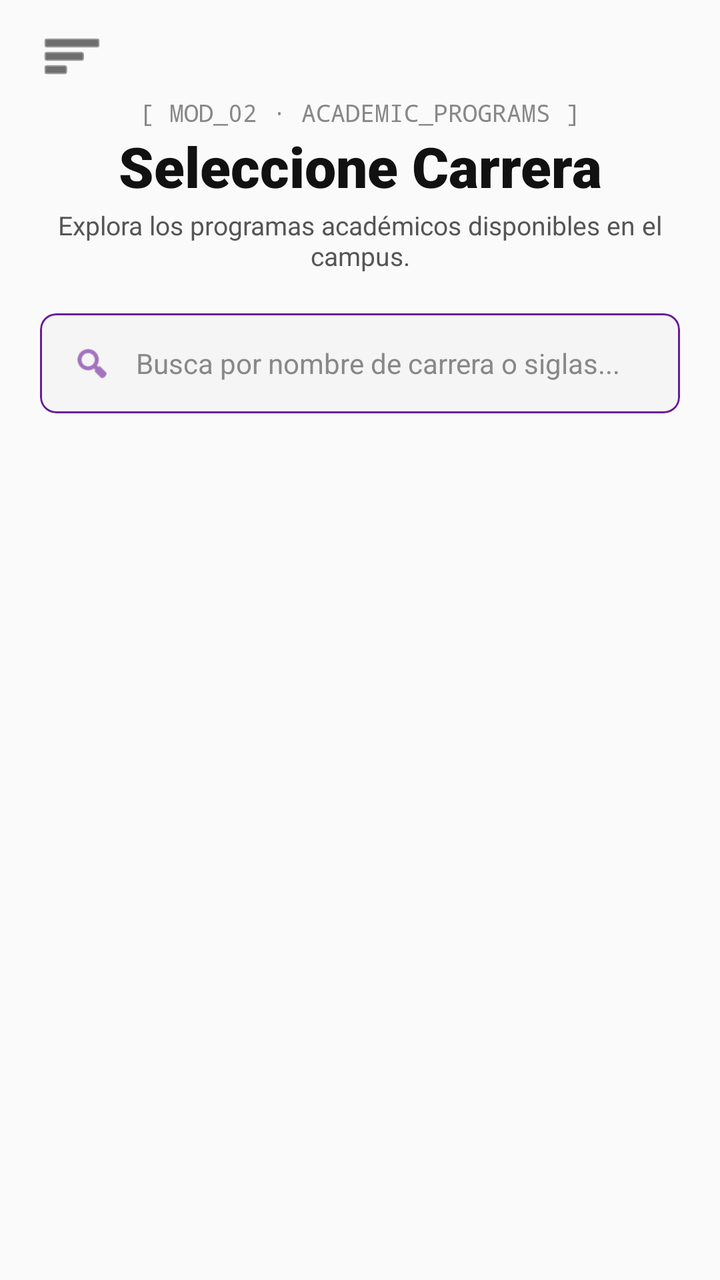
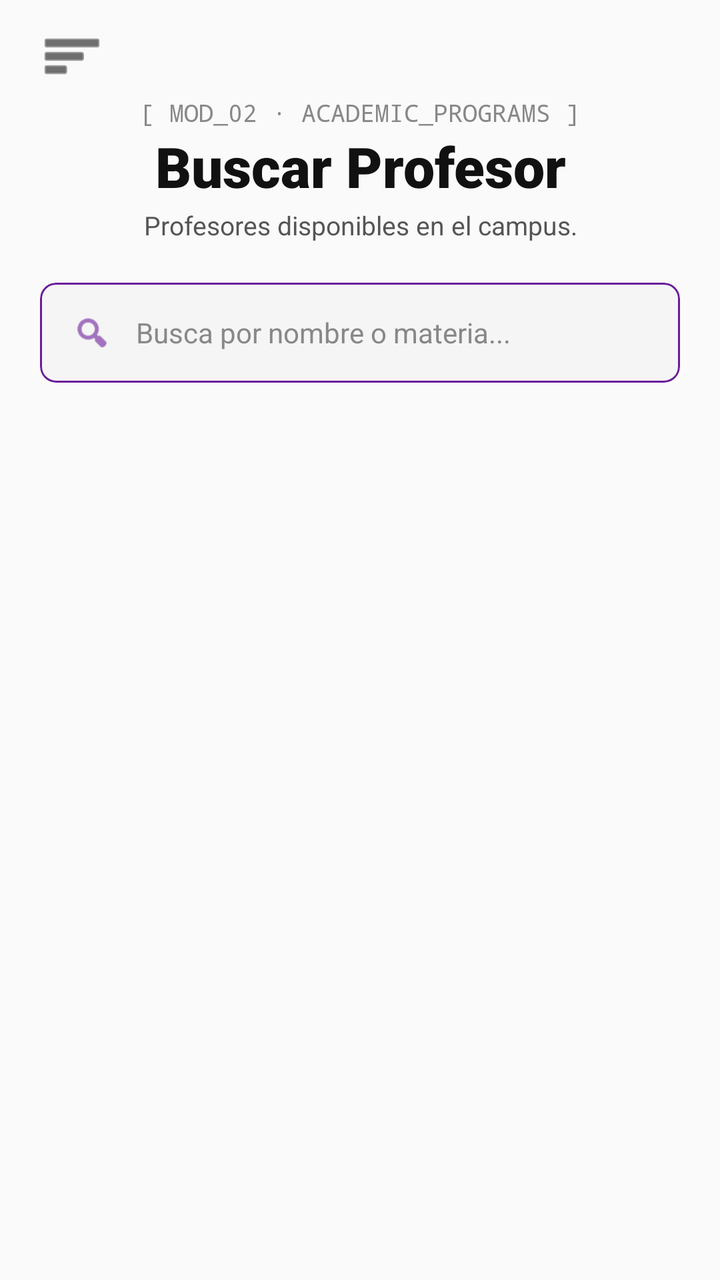

Screens rendered from an Android XML layout before and after an edit, with the pre-edit source and the edit as a unified diff.
<!-- AndroidManifest.xml: application theme Theme.MiTecmm -->
<!-- res/layout/activity_carreas.xml -->
<?xml version="1.0" encoding="utf-8"?>
<LinearLayout xmlns:android="http://schemas.android.com/apk/res/android"
    xmlns:app="http://schemas.android.com/apk/res-auto"
    android:layout_width="match_parent"
    android:layout_height="match_parent"
    android:orientation="vertical"
    android:background="#FAFAFA"
    android:paddingHorizontal="20dp"
    android:paddingTop="12dp"
    android:paddingBottom="0dp"> 

    
    <LinearLayout
        android:layout_width="match_parent"
        android:layout_height="wrap_content"
        android:orientation="horizontal"
        android:gravity="center_vertical"
        android:layout_marginBottom="4dp"> 

        <ImageView
            android:id="@+id/menuham"
            android:layout_width="32dp"
            android:layout_height="32dp"
            android:src="@android:drawable/ic_menu_sort_by_size"
            app:tint="#111111" /> 
    </LinearLayout>

    
    <TextView
        android:layout_width="match_parent"
        android:layout_height="wrap_content"
        android:text="[ MOD_02 · ACADEMIC_PROGRAMS ]"
        android:gravity="center"
        android:fontFamily="monospace"
        android:textColor="#888888"
        android:textSize="12sp"
        android:layout_marginBottom="0dp"/> 

    <TextView
        android:layout_width="match_parent"
        android:layout_height="wrap_content"
        android:text="Seleccione Carrera"
        android:gravity="center"
        android:textSize="28sp"
        android:textStyle="bold"
        android:textColor="#111111"
        android:fontFamily="sans-serif-black"
        android:layout_marginBottom="2dp"/> 

    <TextView
        android:layout_width="match_parent"
        android:layout_height="wrap_content"
        android:text="Explora los programas académicos disponibles en el campus."
        android:gravity="center"
        android:textSize="13sp"
        android:textColor="#555555"
        android:layout_marginBottom="20dp"/> 

    
    <com.google.android.material.card.MaterialCardView
        android:layout_width="match_parent"
        android:layout_height="50dp"
        app:cardCornerRadius="8dp"
        app:cardElevation="0dp"
        app:strokeColor="#6A1B9A"
        app:strokeWidth="1dp"
        app:cardBackgroundColor="#F5F5F5"
        android:layout_marginBottom="16dp">

        <LinearLayout
            android:layout_width="match_parent"
            android:layout_height="match_parent"
            android:orientation="horizontal"
            android:gravity="center_vertical"
            android:paddingHorizontal="16dp">

            <ImageView
                android:layout_width="20dp"
                android:layout_height="20dp"
                android:src="@android:drawable/ic_menu_search"
                app:tint="#6A1B9A"/>

            <EditText
                android:id="@+id/etBuscarCarrera"
                android:layout_width="match_parent"
                android:layout_height="match_parent"
                android:background="@null"
                android:hint="Busca por nombre de carrera o siglas..."
                android:textSize="14sp"
                android:layout_marginStart="12dp"
                android:textColorHint="#888888"
                android:textColor="#111111"
                android:inputType="text"/>

            <TextView
                android:id="@+id/tvSinResultadosCarreras"
                android:layout_width="match_parent"
                android:layout_height="wrap_content"
                android:text="No se encontraron carreras con ese nombre o siglas."
                android:textAlignment="center"
                android:textColor="#EF4444"
                android:textStyle="bold"
                android:padding="30dp"
                android:visibility="gone" />
        </LinearLayout>
    </com.google.android.material.card.MaterialCardView>

    
    <androidx.recyclerview.widget.RecyclerView
        android:id="@+id/recyclerCarreras"
        android:layout_width="match_parent"
        android:layout_height="match_parent"
        android:clipToPadding="false"
        android:paddingBottom="20dp"/>

</LinearLayout>
<!-- resources referenced by this layout -->
<resources>
  <style name="Theme.MiTecmm" parent="Base.Theme.MiTecmm" />
  <style name="Base.Theme.MiTecmm" parent="Theme.Material3.DayNight.NoActionBar">
          
          
      </style>
</resources>

<!-- the commit's change to res/layout/activity_carreas.xml (unified diff, before → after) -->
@@ -39,7 +39,7 @@
     <TextView
         android:layout_width="match_parent"
         android:layout_height="wrap_content"
-        android:text="Seleccione Carrera"
+        android:text="Buscar Profesor"
         android:gravity="center"
         android:textSize="28sp"
         android:textStyle="bold"
@@ -50,7 +50,7 @@
     <TextView
         android:layout_width="match_parent"
         android:layout_height="wrap_content"
-        android:text="Explora los programas académicos disponibles en el campus."
+        android:text="Profesores disponibles en el campus."
         android:gravity="center"
         android:textSize="13sp"
         android:textColor="#555555"
@@ -85,7 +85,7 @@
                 android:layout_width="match_parent"
                 android:layout_height="match_parent"
                 android:background="@null"
-                android:hint="Busca por nombre de carrera o siglas..."
+                android:hint="Busca por nombre o materia..."
                 android:textSize="14sp"
                 android:layout_marginStart="12dp"
                 android:textColorHint="#888888"
